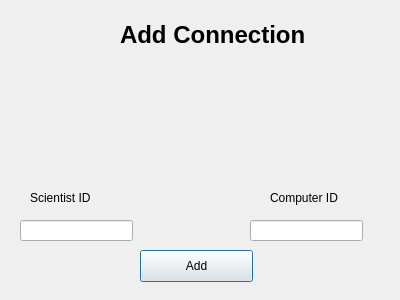
Old version of the form GUI-verklegtVika3/addconnection.ui in the repository streamerinn/Verklegt-1.
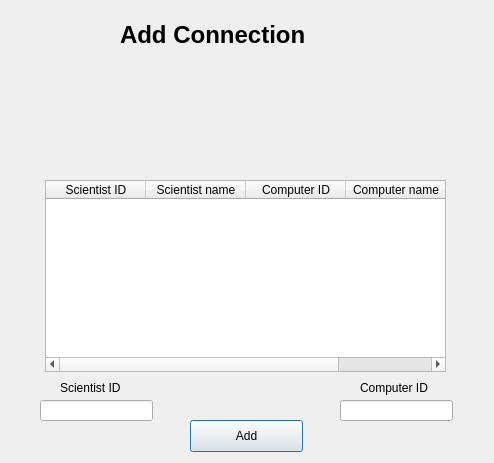
New version of the form. Icons and pictures are not drawn.

Diff of the .ui file:
```diff
--- a/GUI-verklegtVika3/addconnection.ui
+++ b/GUI-verklegtVika3/addconnection.ui
@@ -6,8 +6,8 @@
    <rect>
     <x>0</x>
     <y>0</y>
-    <width>400</width>
-    <height>300</height>
+    <width>494</width>
+    <height>463</height>
    </rect>
   </property>
   <property name="windowTitle">
@@ -33,8 +33,8 @@
   <widget class="QLineEdit" name="insertSciID">
    <property name="geometry">
     <rect>
-     <x>20</x>
-     <y>220</y>
+     <x>40</x>
+     <y>400</y>
      <width>113</width>
      <height>21</height>
     </rect>
@@ -43,8 +43,8 @@
   <widget class="QLineEdit" name="insertCompID">
    <property name="geometry">
     <rect>
-     <x>250</x>
-     <y>220</y>
+     <x>340</x>
+     <y>400</y>
      <width>113</width>
      <height>21</height>
     </rect>
@@ -53,9 +53,9 @@
   <widget class="QLabel" name="scientistID">
    <property name="geometry">
     <rect>
-     <x>30</x>
-     <y>190</y>
-     <width>111</width>
+     <x>60</x>
+     <y>380</y>
+     <width>81</width>
      <height>16</height>
     </rect>
    </property>
@@ -66,8 +66,8 @@
   <widget class="QLabel" name="computerID">
    <property name="geometry">
     <rect>
-     <x>270</x>
-     <y>190</y>
+     <x>360</x>
+     <y>380</y>
      <width>91</width>
      <height>16</height>
     </rect>
@@ -79,8 +79,8 @@
   <widget class="QPushButton" name="addButton">
    <property name="geometry">
     <rect>
-     <x>140</x>
-     <y>250</y>
+     <x>190</x>
+     <y>420</y>
      <width>113</width>
      <height>32</height>
     </rect>
@@ -108,13 +108,43 @@
      <x>50</x>
      <y>60</y>
      <width>351</width>
-     <height>111</height>
+     <height>91</height>
     </rect>
    </property>
    <property name="text">
     <string/>
    </property>
   </widget>
+  <widget class="QTableWidget" name="idTable">
+   <property name="geometry">
+    <rect>
+     <x>45</x>
+     <y>180</y>
+     <width>401</width>
+     <height>192</height>
+    </rect>
+   </property>
+   <column>
+    <property name="text">
+     <string>Scientist ID</string>
+    </property>
+   </column>
+   <column>
+    <property name="text">
+     <string>Scientist name</string>
+    </property>
+   </column>
+   <column>
+    <property name="text">
+     <string>Computer ID</string>
+    </property>
+   </column>
+   <column>
+    <property name="text">
+     <string>Computer name</string>
+    </property>
+   </column>
+  </widget>
  </widget>
  <resources>
   <include location="aukaefni.qrc"/>
```
